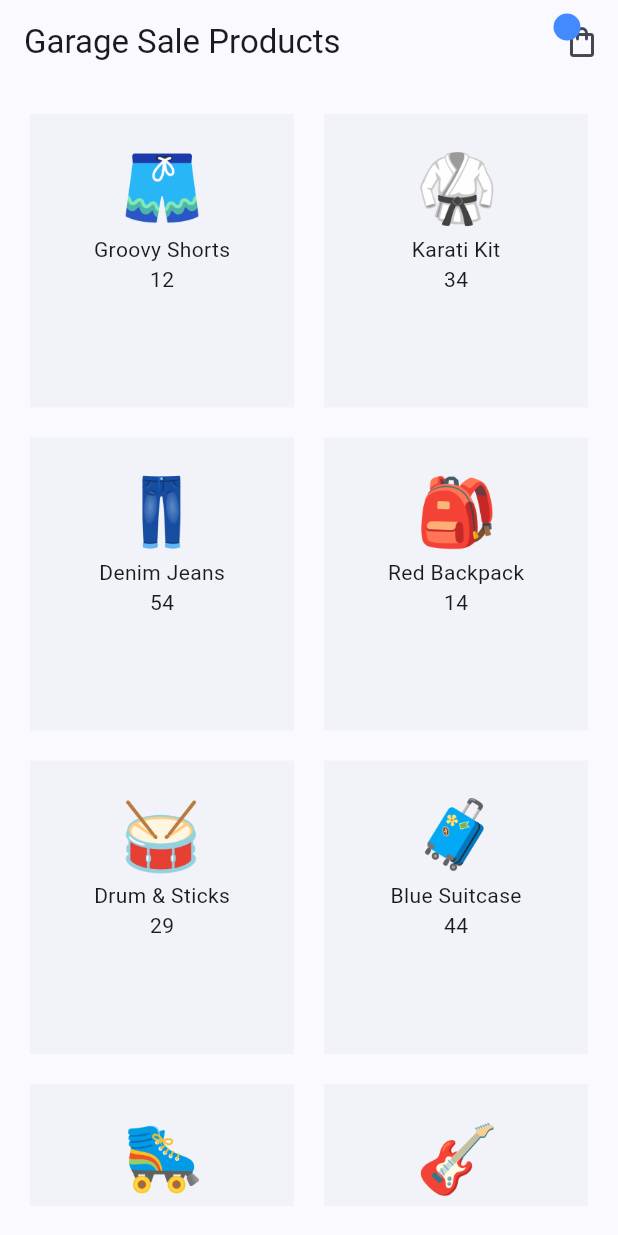
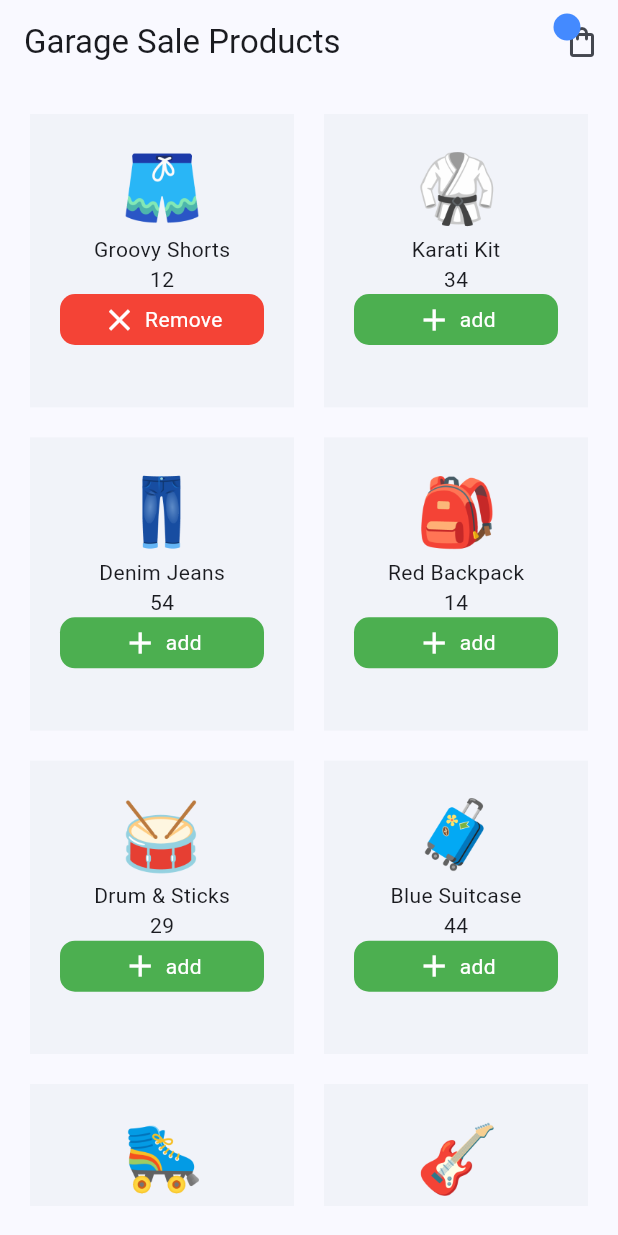
Before and after one commit to Ali-Ramadan3/riverpod_example, a Flutter app: the screen it shows after launch, on a phone screen of 412 x 824 dp. Run offline on Flutter 3.47's test engine with Material 3 defaults, Android fonts, the phone set to English and light mode, and no system bars; our stand-ins replace flutter_riverpod, riverpod_annotation; generated files the repository leaves out were written again.

Commit message:
update home screen

```diff
--- a/lib/screens/home/home_screen.dart
+++ b/lib/screens/home/home_screen.dart
@@ -1,5 +1,6 @@
 import 'package:flutter/material.dart';
 import 'package:flutter_riverpod/flutter_riverpod.dart';
+import 'package:riverpod_example/provider/cart_notifier.dart';
 import 'package:riverpod_example/provider/product_provider.dart';
 import 'package:riverpod_example/shared/cart_icon.dart';
 
@@ -9,6 +10,7 @@ class HomeScreen extends ConsumerWidget {
   @override
   Widget build(BuildContext context, WidgetRef ref) {
     final allProducts = ref.watch(productsProvider);
+    final cartProducts = ref.watch(cartNotifierProvider);
     return Scaffold(
       appBar: AppBar(
         title: const Text('Garage Sale Products'),
@@ -33,6 +35,48 @@ class HomeScreen extends ConsumerWidget {
                   Image.asset(allProducts[index].image, height: 60, width: 60),
                   Text(allProducts[index].title),
                   Text(allProducts[index].price.toString()),
+                  (cartProducts.contains(allProducts[index]))==true?
+                   InkWell(
+                     onTap: () {},
+                     child: Container(
+                       width: double.maxFinite,
+                       padding: const EdgeInsets.all(5),
+                       decoration: BoxDecoration(
+                         color: Colors.red,
+                         borderRadius: BorderRadius.circular(10),
+                       ),
+                       child: const Row(
+                         mainAxisAlignment: MainAxisAlignment.center,
+                         crossAxisAlignment: CrossAxisAlignment.center,
+                         children: [
+                           Icon(Icons.close_sharp, color: Colors.white),
+                            SizedBox(width: 5),
+                            Text("Remove", style: TextStyle(color: Colors.white),),
+                         ],
+                       ),
+                     ),
+                   ):
+                  InkWell(
+                    onTap: () {},
+                    child: Container(
+                      width: double.maxFinite,
+                      padding: const EdgeInsets.all(5),
+                      decoration: BoxDecoration(
+                        color: Colors.green,
+                        borderRadius: BorderRadius.circular(10),
+                      ),
+                      child: const Row(
+                        mainAxisAlignment: MainAxisAlignment.center,
+                        crossAxisAlignment: CrossAxisAlignment.center,
+                        children: [
+                          Icon(Icons.add, color: Colors.white),
+                          SizedBox(width: 5),
+                          Text("add", style: TextStyle(color: Colors.white),),
+                        ],
+                      ),
+                    ),
+                  ),
+
                 ],
               ),
             );
```
